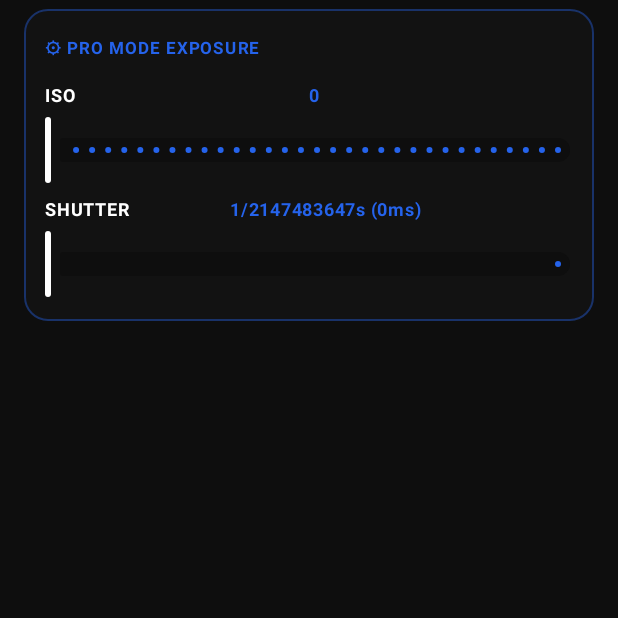
After one commit to KanakSaini04/Lensora_Ai, an Android app built with Jetpack Compose: the composable ProModeControls called with empty values, on a phone screen of 412 x 824 dp, the top half of it. The commit adds this screen. Run offline under Robolectric (Android 15) with nearby library versions, the phone set to English and light mode, and no system bars.

Commit message:
feat(camera): implement Pro Mode HUD and manual exposure controls

```diff
--- /dev/null
+++ b/app/src/main/java/com/lensora/ai/ui/camera/ProModeControls.kt
@@ -0,0 +1,150 @@
+package com.lensora.ai.ui.camera
+
+import androidx.compose.foundation.border
+import androidx.compose.foundation.layout.Column
+import androidx.compose.foundation.layout.Row
+import androidx.compose.foundation.layout.Spacer
+import androidx.compose.foundation.layout.fillMaxWidth
+import androidx.compose.foundation.layout.height
+import androidx.compose.foundation.layout.padding
+import androidx.compose.foundation.shape.RoundedCornerShape
+import androidx.compose.material3.Card
+import androidx.compose.material3.CardDefaults
+import androidx.compose.material3.Slider
+import androidx.compose.material3.SliderDefaults
+import androidx.compose.material3.Text
+import androidx.compose.runtime.Composable
+import androidx.compose.ui.Alignment
+import androidx.compose.ui.Modifier
+import androidx.compose.ui.text.font.FontWeight
+import androidx.compose.ui.unit.dp
+import androidx.compose.ui.unit.sp
+import com.lensora.ai.ui.theme.CharcoalSurface
+import com.lensora.ai.ui.theme.ColorWhite
+import com.lensora.ai.ui.theme.PitchBlackBackground
+import com.lensora.ai.ui.theme.RoyalBlue
+import java.util.Locale
+import kotlin.math.roundToInt
+
+@Composable
+fun ProModeControls(
+    isoValue: Int,
+    shutterSpeedNs: Long,
+    onIsoChanged: (Int) -> Unit,
+    onShutterSpeedChanged: (Long) -> Unit,
+    modifier: Modifier = Modifier,
+) {
+    Card(
+        colors = CardDefaults.cardColors(containerColor = CharcoalSurface.copy(alpha = 0.90f)),
+        shape = RoundedCornerShape(16.dp),
+        modifier = modifier
+            .fillMaxWidth()
+            .padding(horizontal = 16.dp, vertical = 6.dp)
+            .border(width = 1.dp, color = RoyalBlue.copy(alpha = 0.4f), shape = RoundedCornerShape(16.dp)),
+    ) {
+        Column(
+            modifier = Modifier.padding(14.dp),
+        ) {
+            Row(
+                verticalAlignment = Alignment.CenterVertically,
+                modifier = Modifier.fillMaxWidth(),
+            ) {
+                Text(
+                    text = "\u2699 PRO MODE EXPOSURE",
+                    color = RoyalBlue,
+                    fontSize = 11.sp,
+                    fontWeight = FontWeight.Bold,
+                    letterSpacing = 1.2.sp,
+                )
+            }
+
+            Spacer(modifier = Modifier.height(8.dp))
+
+            // 1. ISO Slider (100 to 3200)
+            Row(
+                verticalAlignment = Alignment.CenterVertically,
+                modifier = Modifier.fillMaxWidth(),
+            ) {
+                Text(
+                    text = "ISO",
+                    color = ColorWhite,
+                    fontWeight = FontWeight.Bold,
+                    fontSize = 12.sp,
+                    modifier = Modifier.weight(0.25f),
+                )
+                Text(
+                    text = "$isoValue",
+                    color = RoyalBlue,
+                    fontWeight = FontWeight.Bold,
+                    fontSize = 12.sp,
+                    modifier = Modifier.weight(0.25f),
+                )
+            }
+
+            Slider(
+                value = isoValue.toFloat(),
+                onValueChange = { onIsoChanged(it.roundToInt()) },
+                valueRange = 100f..3200f,
+                steps = 30,
+                colors = SliderDefaults.colors(
+                    thumbColor = ColorWhite,
+                    activeTrackColor = RoyalBlue,
+                    inactiveTrackColor = PitchBlackBackground,
+                ),
+                modifier = Modifier.fillMaxWidth(),
+            )
+
+            Spacer(modifier = Modifier.height(4.dp))
+
+            // 2. Shutter Speed Slider (1/1000s to 1/30s -> 1,000,000 ns to 33,333,333 ns)
+            val minShutterNs = 1_000_000L // 1/1000s
+            val maxShutterNs = 33_333_333L // 1/30s
+            val shutterFraction = (shutterSpeedNs - minShutterNs).toFloat() / (maxShutterNs - minShutterNs).toFloat()
+
+            Row(
+                verticalAlignment = Alignment.CenterVertically,
+                modifier = Modifier.fillMaxWidth(),
+            ) {
+                Text(
+                    text = "SHUTTER",
+                    color = ColorWhite,
+                    fontWeight = FontWeight.Bold,
+                    fontSize = 12.sp,
+                    modifier = Modifier.weight(0.35f),
+                )
+                Text(
+                    text = formatShutterSpeedText(shutterSpeedNs),
+                    color = RoyalBlue,
+                    fontWeight = FontWeight.Bold,
+                    fontSize = 12.sp,
+                    modifier = Modifier.weight(0.65f),
+                )
+            }
+
+            Slider(
+                value = shutterFraction.coerceIn(0f, 1f),
+                onValueChange = { fraction ->
+                    val newShutterNs = (minShutterNs + fraction * (maxShutterNs - minShutterNs)).toLong()
+                    onShutterSpeedChanged(newShutterNs)
+                },
+                valueRange = 0f..1f,
+                colors = SliderDefaults.colors(
+                    thumbColor = ColorWhite,
+                    activeTrackColor = RoyalBlue,
+                    inactiveTrackColor = PitchBlackBackground,
+                ),
+                modifier = Modifier.fillMaxWidth(),
+            )
+        }
+    }
+}
+
+private fun formatShutterSpeedText(shutterNs: Long): String {
+    val seconds = shutterNs / 1_000_000_000.0
+    return if (seconds < 1.0) {
+        val denominator = (1.0 / seconds).roundToInt()
+        "1/${denominator}s (${(shutterNs / 1_000_000)}ms)"
+    } else {
+        String.format(Locale.US, "%.1fs", seconds)
+    }
+}
```
Also changed, not shown: app/src/main/java/com/lensora/ai/camera/CameraController.kt (+21 -0 lines), app/src/main/java/com/lensora/ai/ui/camera/CameraScreen.kt (+49 -5 lines), 2 other files.
